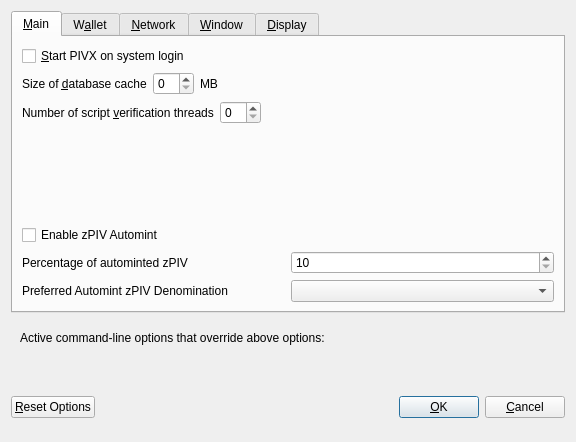
This is src/qt/forms/optionsdialog.ui in r0otChiXor/axiom as Qt 5 draws it before an edit. The edited form follows.
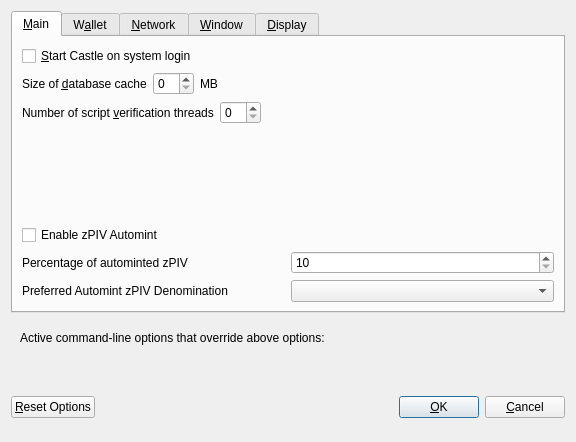
This is the edited form. Custom widgets are drawn as their Qt base class.

```diff
--- a/src/qt/forms/optionsdialog.ui
+++ b/src/qt/forms/optionsdialog.ui
@@ -33,7 +33,7 @@
           <string>Automatically start PIVX after logging in to the system.</string>
          </property>
          <property name="text">
-          <string>&amp;Start PIVX on system login</string>
+          <string>&amp;Start Castle on system login</string>
          </property>
         </widget>
        </item>
```
Left out of the diff: 8 changed lines with no effect on the pictures.
